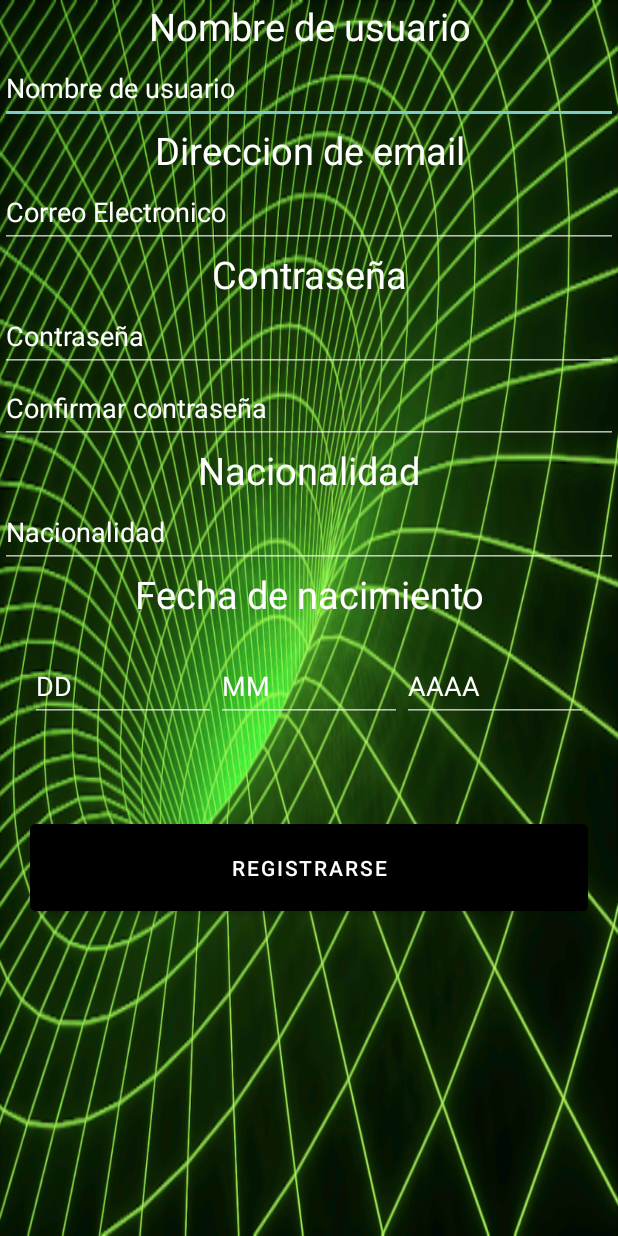
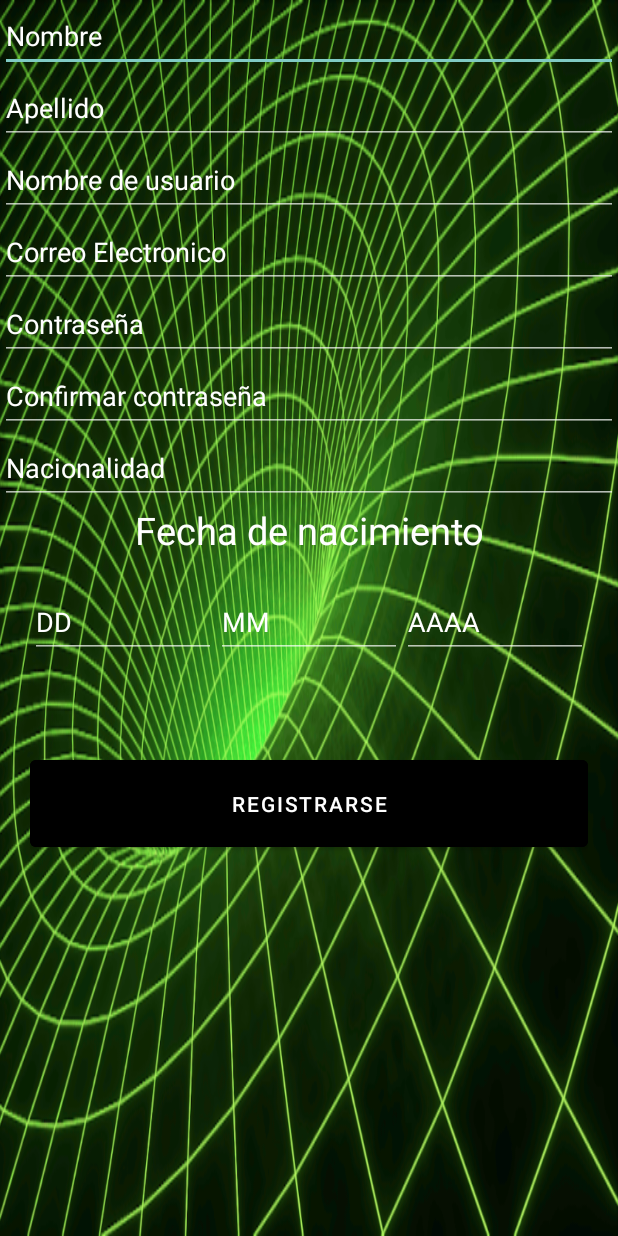
Before and after one commit to asgardius/r3forumtest, an Android app: the SignUp screen opened directly, with no data from a screen before it, on a phone screen of 412 x 824 dp. Run offline under Robolectric (Android 15) with nearby library versions, the phone set to English and light mode, and no system bars.

Commit message:
add name fields

```diff
--- a/app/src/main/res/layout/activity_sign_up.xml
+++ b/app/src/main/res/layout/activity_sign_up.xml
@@ -9,13 +9,29 @@
     android:background="@drawable/wormhole"
     tools:context=".SignUp">
 
-    <TextView
+    <EditText
+        android:id="@+id/firstname"
         android:layout_width="match_parent"
-        android:layout_height="wrap_content"
-        android:text="Nombre de usuario"
-        android:textAlignment="center"
+        android:layout_height="48dp"
+        android:autofillHints="username"
+        android:focusable="true"
+        android:hint="Nombre"
+        android:inputType="textNoSuggestions"
+        android:textColorHint="@color/white"
         android:textColor="@color/white"
-        android:textSize="25sp" />
+        tools:ignore="MissingConstraints" />
+
+    <EditText
+        android:id="@+id/lastname"
+        android:layout_width="match_parent"
+        android:layout_height="48dp"
+        android:autofillHints="username"
+        android:focusable="true"
+        android:hint="Apellido"
+        android:inputType="textNoSuggestions"
+        android:textColorHint="@color/white"
+        android:textColor="@color/white"
+        tools:ignore="MissingConstraints" />
 
     <EditText
         android:id="@+id/username"
@@ -29,14 +45,6 @@
         android:textColor="@color/white"
         tools:ignore="MissingConstraints" />
 
-    <TextView
-        android:layout_width="match_parent"
-        android:layout_height="wrap_content"
-        android:text="Direccion de email"
-        android:textAlignment="center"
-        android:textColor="@color/white"
-        android:textSize="25sp" />
-
     <EditText
         android:id="@+id/email"
         android:layout_width="match_parent"
@@ -48,14 +56,6 @@
         android:textColorHint="@color/white"
         android:textColor="@color/white"
         tools:ignore="MissingConstraints" />
-
-    <TextView
-        android:layout_width="match_parent"
-        android:layout_height="wrap_content"
-        android:text="Contraseña"
-        android:textAlignment="center"
-        android:textColor="@color/white"
-        android:textSize="25sp" />
 
     <EditText
         android:id="@+id/password"
@@ -80,14 +80,6 @@
         android:textColorHint="@color/white"
         android:textColor="@color/white"
         tools:ignore="MissingConstraints" />
-
-    <TextView
-        android:layout_width="match_parent"
-        android:layout_height="wrap_content"
-        android:text="Nacionalidad"
-        android:textAlignment="center"
-        android:textColor="@color/white"
-        android:textSize="25sp" />
 
     <EditText
         android:id="@+id/nacionalidad"
--- a/build.gradle
+++ b/build.gradle
@@ -1,7 +1,7 @@
 // Top-level build file where you can add configuration options common to all sub-projects/modules.
 plugins {
-    id 'com.android.application' version '7.2.2' apply false
-    id 'com.android.library' version '7.2.2' apply false
+    id 'com.android.application' version '7.3.0' apply false
+    id 'com.android.library' version '7.3.0' apply false
 }
 
 task clean(type: Delete) {
```
Also changed, not shown: gradle/wrapper/gradle-wrapper.properties.
